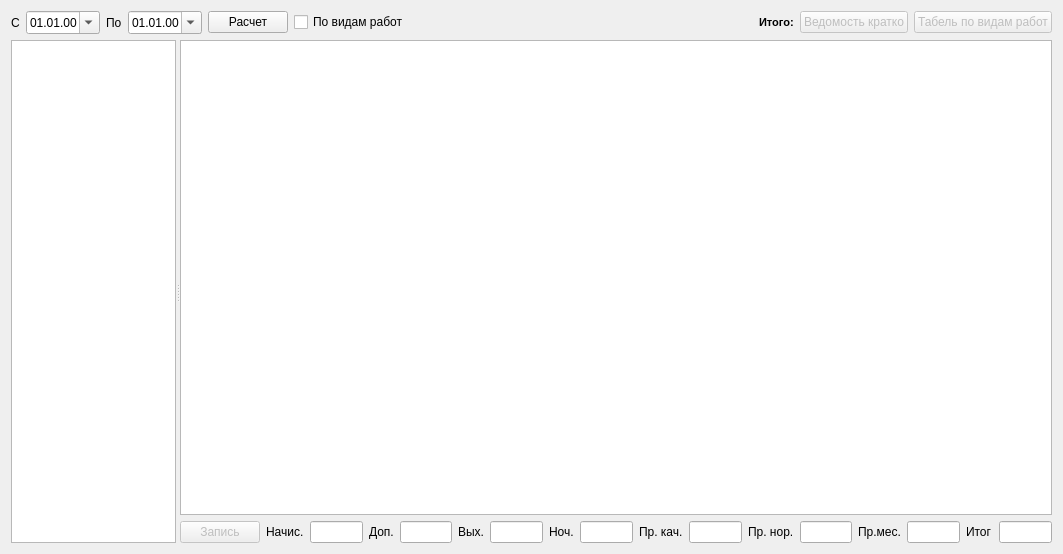
Before: the Qt Designer form formcalcwage.ui in Sergeyego/el_zp, drawn with Qt 5.
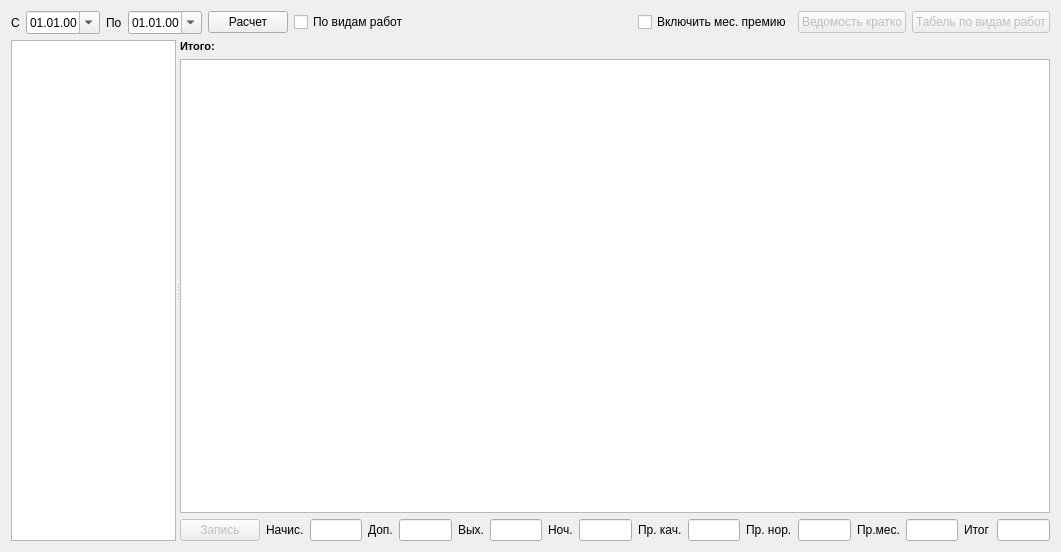
After: the same form once the commit is applied. Custom widgets are drawn as their Qt base class.

Patch:
```diff
--- a/formcalcwage.ui
+++ b/formcalcwage.ui
@@ -6,8 +6,8 @@
    <rect>
     <x>0</x>
     <y>0</y>
-    <width>1063</width>
-    <height>554</height>
+    <width>1061</width>
+    <height>552</height>
    </rect>
   </property>
   <property name="windowTitle">
@@ -78,16 +78,9 @@
       </spacer>
      </item>
      <item>
-      <widget class="QLabel" name="labelItogo">
-       <property name="font">
-        <font>
-         <pointsize>8</pointsize>
-         <weight>75</weight>
-         <bold>true</bold>
-        </font>
-       </property>
+      <widget class="QCheckBox" name="checkBoxMon">
        <property name="text">
-        <string>Итого:</string>
+        <string>Включить мес. премию</string>
        </property>
       </widget>
      </item>
@@ -127,6 +120,20 @@
      <widget class="QListView" name="listViewRab"/>
      <widget class="QWidget" name="layoutWidget">
       <layout class="QVBoxLayout" name="verticalLayout">
+       <item>
+        <widget class="QLabel" name="labelItogo">
+         <property name="font">
+          <font>
+           <pointsize>8</pointsize>
+           <weight>75</weight>
+           <bold>true</bold>
+          </font>
+         </property>
+         <property name="text">
+          <string>Итого:</string>
+         </property>
+        </widget>
+       </item>
        <item>
         <widget class="TableView" name="tableViewCalc"/>
        </item>
```
